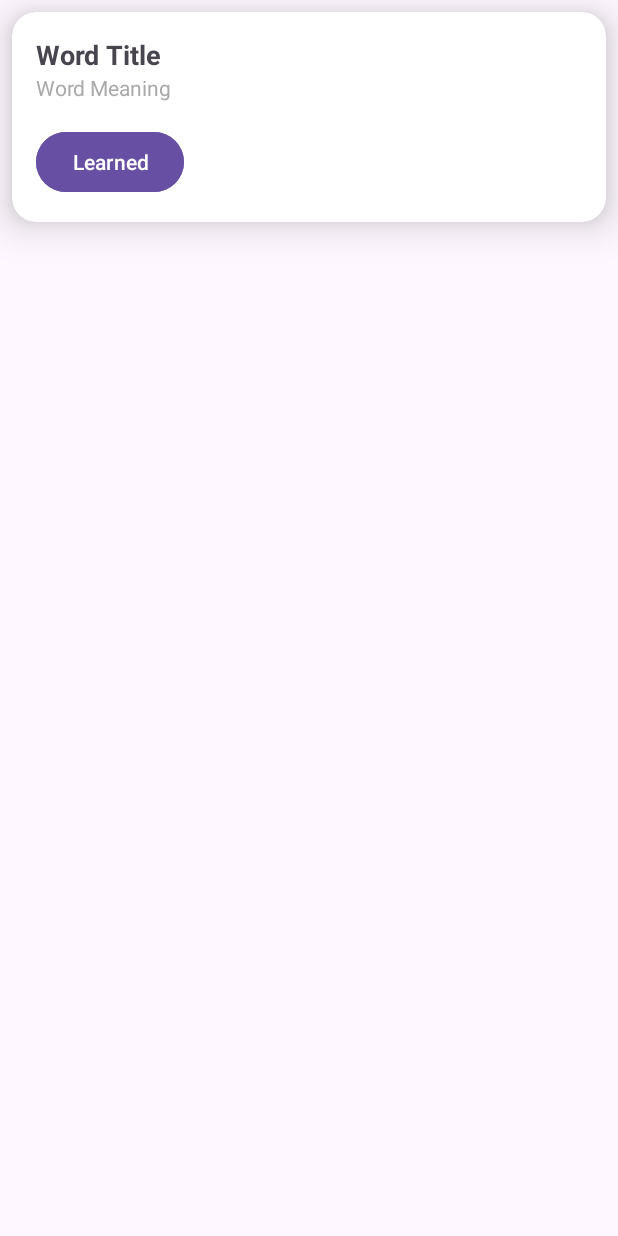
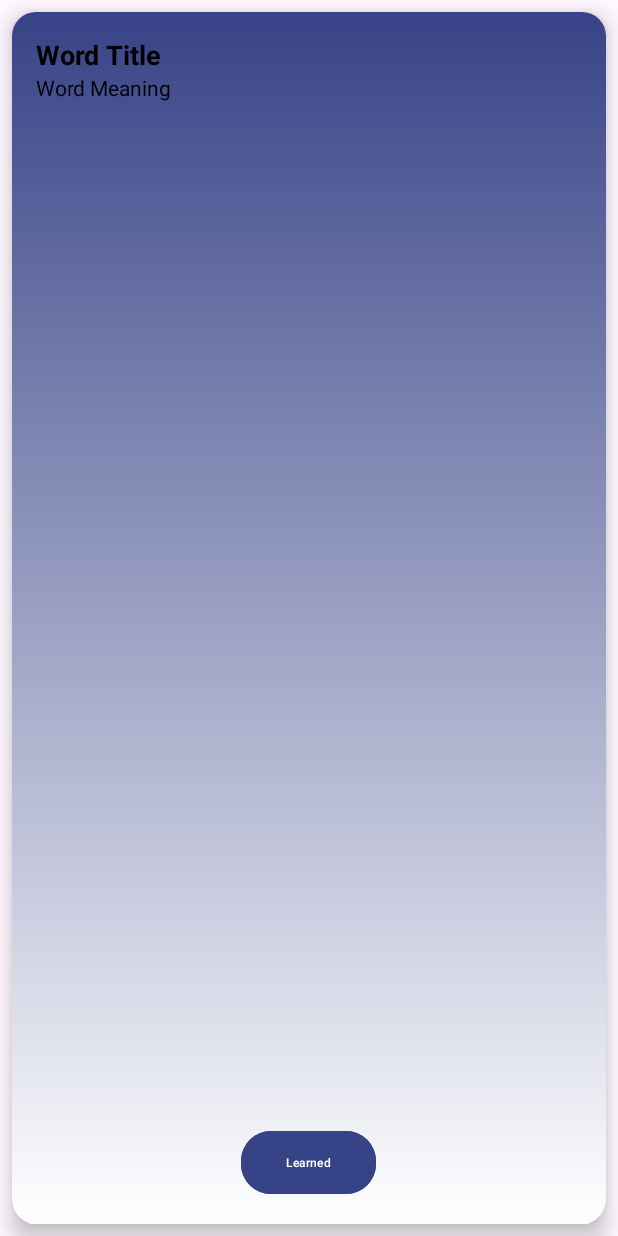
Before and after one commit to gulsenguness/WordMonster, an Android app: the layout word_item.xml on its own in the app's theme, with its tools: preview values and no code run, on a phone screen of 412 x 824 dp. Run offline under Robolectric (Android 15) with nearby library versions, the phone set to English and light mode, and no system bars.

Commit message:
card content edited

```diff
--- a/app/src/main/java/com/gulsengunes/wordmonster/ui/adapter/WordAdapter.kt
+++ b/app/src/main/java/com/gulsengunes/wordmonster/ui/adapter/WordAdapter.kt
@@ -27,6 +27,7 @@ class WordAdapter(private var wordList: List<Word>) :
         val word = wordList[position]
         holder.wordTitle.text = word.title
         holder.wordMeaning.text = word.meaning
+
     }
 
     fun updateWordList(newWordList: List<Word>) {
--- /dev/null
+++ b/app/src/main/res/color/colormonsterblue.xml
@@ -0,0 +1,4 @@
+<?xml version="1.0" encoding="utf-8"?>
+<selector xmlns:android="http://schemas.android.com/apk/res/android">
+
+</selector>
--- /dev/null
+++ b/app/src/main/res/drawable/background_gradient.xml
@@ -0,0 +1,13 @@
+<?xml version="1.0" encoding="utf-8"?>
+<layer-list xmlns:android="http://schemas.android.com/apk/res/android">
+    <item>
+        <shape android:shape="rectangle">
+            <gradient
+                android:angle="270"
+                android:startColor="#374387"
+                android:endColor="#00FFFFFF"
+                android:type="linear" />
+            <corners android:radius="12dp" />
+        </shape>
+    </item>
+</layer-list>
--- a/app/src/main/res/layout/word_item.xml
+++ b/app/src/main/res/layout/word_item.xml
@@ -5,19 +5,23 @@
     android:layout_height="wrap_content"
     android:layout_margin="8dp"
     app:cardCornerRadius="16dp"
-    app:cardElevation="16dp">
+    app:cardElevation="8dp"
+    >
 
     <LinearLayout
         android:layout_width="match_parent"
-        android:layout_height="wrap_content"
+        android:layout_height="match_parent"
         android:orientation="vertical"
-        android:padding="16dp">
+        android:padding="16dp"
+        android:background="@drawable/background_gradient"
+        >
 
         <TextView
             android:id="@+id/twWordTitle"
             android:layout_width="wrap_content"
             android:layout_height="wrap_content"
             android:text="Word Title"
+            android:textColor="@color/black"
             android:textSize="18sp"
             android:textStyle="bold" />
 
@@ -26,17 +30,27 @@
             android:layout_width="wrap_content"
             android:layout_height="wrap_content"
             android:text="Word Meaning"
-            android:textColor="@android:color/darker_gray"
+            android:maxLines="1"
+            android:ellipsize="end"
+            android:textColor="@android:color/black"
             android:textSize="14sp" />
 
+        <View
+            android:layout_width="0dp"
+            android:layout_height="0dp"
+            android:layout_weight="1" />
+
         <Button
-            android:layout_width="wrap_content"
-            android:layout_height="wrap_content"
+            android:layout_width="90dp"
+            android:layout_height="50dp"
             android:layout_marginTop="16dp"
-            android:backgroundTint="?attr/colorPrimary"
+            android:backgroundTint="@color/button"
+            android:layout_gravity="center"
             android:paddingVertical="8dp"
             android:text="Learned"
-            android:textColor="@android:color/white" />
+            android:textSize="8sp"
+            app:cornerRadius="20dp"
+            android:textColor="@color/white" />
     </LinearLayout>
 
 </androidx.cardview.widget.CardView>
--- a/app/src/main/res/values/colors.xml
+++ b/app/src/main/res/values/colors.xml
@@ -3,5 +3,17 @@
     <color name="black">#FF000000</color>
     <color name="white">#FFFFFFFF</color>
     <color name="pinkda">#382236</color>
+    <color name="button">#374387</color>
     <color name="pink">#FF4081</color>
+    <color name="color1">#9BE4EF</color>
+    <color name="color2">#8C7CED</color>
+    <color name="color3">#FFB6C1</color>
+    <color name="color4">#64A1D7</color>
+    <color name="color5">#E0CA87</color>
+    <color name="color6">#A0D3E8</color>
+    <color name="color7">#BFA2D2</color>
+    <color name="color8">#FF9EB2</color>
+    <color name="color9">#6FA7D5</color>
+    <color name="color10">#D4B95E</color>
+    <color name="buttonColor1">#FF6F61</color>
 </resources>
```
